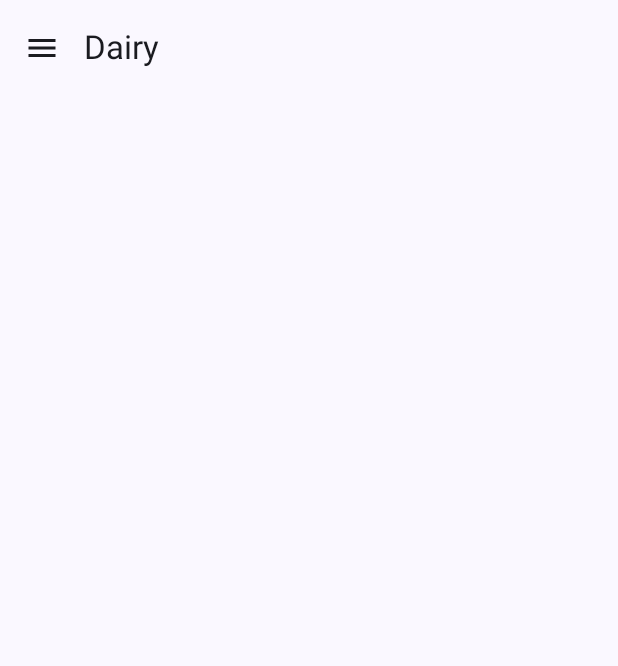
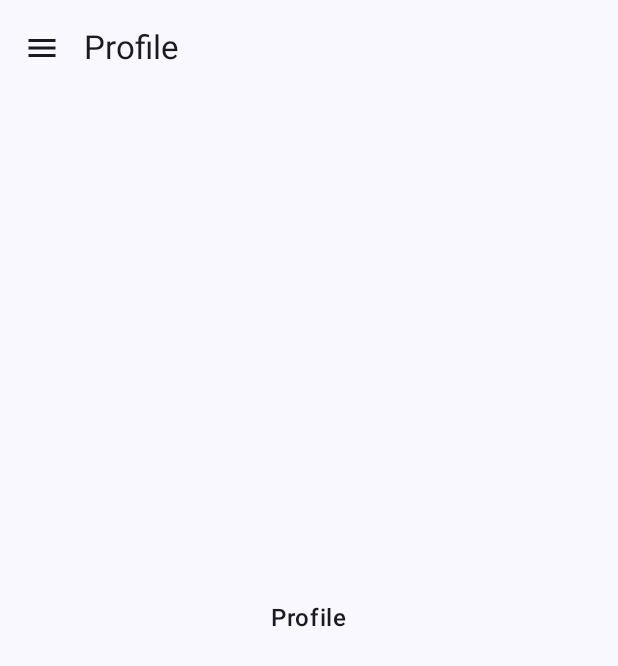
Before and after one commit to krishnan-cce/koin-roomdb, an Android app built with Jetpack Compose: the profile screen opened through its navigation route, on a phone screen of 412 x 824 dp. Before the commit the part shown is almost empty. Shown: the top 666 px of the screen. Run offline under Robolectric (Android 15) with nearby library versions, the phone set to English and light mode, and no system bars; our stand-ins replace Timber.

Commit message:
CustomDrawer bug fixes

```diff
--- a/app/src/main/java/com/udyata/lifelog/MainScreen.kt
+++ b/app/src/main/java/com/udyata/lifelog/MainScreen.kt
@@ -27,6 +27,7 @@ import androidx.compose.runtime.derivedStateOf
 import androidx.compose.runtime.getValue
 import androidx.compose.runtime.mutableStateOf
 import androidx.compose.runtime.remember
+import androidx.compose.runtime.rememberCoroutineScope
 import androidx.compose.runtime.setValue
 import androidx.compose.ui.Alignment
 import androidx.compose.ui.Modifier
@@ -36,6 +37,7 @@ import androidx.compose.ui.platform.LocalConfiguration
 import androidx.compose.ui.platform.LocalDensity
 import androidx.compose.ui.text.font.FontWeight
 import androidx.compose.ui.unit.dp
+import androidx.navigation.compose.currentBackStackEntryAsState
 import androidx.navigation.compose.rememberNavController
 import com.udyata.lifelog.core.composables.CustomDrawer
 import com.udyata.lifelog.core.navigation.DrawerNavGraph
@@ -49,6 +51,8 @@ import kotlin.math.roundToInt
 
 @Composable
 fun MainScreen() {
+    val navHostController = rememberNavController()
+    val scope = rememberCoroutineScope()
     var drawerState by remember { mutableStateOf(CustomDrawerState.Closed) }
     var selectedNavigationItem by remember { mutableStateOf(NavigationItem.Home) }
 
@@ -68,11 +72,17 @@ fun MainScreen() {
         label = "Animated Scale"
     )
 
+    val navBackStackEntry by navHostController.currentBackStackEntryAsState()
+    val currentRoute = navBackStackEntry?.destination?.route
+
+    LaunchedEffect(currentRoute) {
+        selectedNavigationItem = NavigationItem.values().find { it.route == currentRoute } ?: NavigationItem.Home
+    }
+
     BackHandler(enabled = drawerState.isOpened()) {
         drawerState = CustomDrawerState.Closed
     }
 
-    val navHostController = rememberNavController()
 
     Box(
         modifier = Modifier
@@ -86,17 +96,17 @@ fun MainScreen() {
         CustomDrawer(
             selectedNavigationItem = selectedNavigationItem,
             onNavigationItemClick = {
-                selectedNavigationItem = it
+                drawerState = CustomDrawerState.Closed
                 navHostController.navigate(it.route) {
                     popUpTo(navHostController.graph.startDestinationId)
                     launchSingleTop = true
                 }
-                drawerState = CustomDrawerState.Closed
             },
             onCloseClick = {
                 drawerState = CustomDrawerState.Closed
             }
         )
+
 
 
         DrawerNavGraph(
--- a/app/src/main/java/com/udyata/lifelog/core/navigation/DrawerNavGraph.kt
+++ b/app/src/main/java/com/udyata/lifelog/core/navigation/DrawerNavGraph.kt
@@ -54,26 +54,31 @@ fun DrawerNavGraph(
                 )
             }
             composable(NavigationItem.Profile.route) {
-                val viewModel: DiaryViewModel= koinViewModel()
-                Scaffold (
-                    topBar = {
-                        TopAppBar(
-                            title = { Text(text = "Dairy") },
-                            navigationIcon = {
-                                IconButton(onClick = { onDrawerClick(drawerState.opposite()) }) {
-                                    Icon(
-                                        imageVector = Icons.Default.Menu,
-                                        contentDescription = "Dairy Icon"
-                                    )
-                                }
-                            }
-                        )
-                    }
-                ){
-                    Column(modifier = Modifier.fillMaxSize().padding(it)) {
-                        DairyEntries(viewModel)
-                    }
-                }
+                MainContent(
+                    drawerState = drawerState,
+                    onDrawerClick = onDrawerClick,
+                    route = "Profile"
+                )
+//                val viewModel: DiaryViewModel= koinViewModel()
+//                Scaffold (
+//                    topBar = {
+//                        TopAppBar(
+//                            title = { Text(text = "Dairy") },
+//                            navigationIcon = {
+//                                IconButton(onClick = { onDrawerClick(drawerState.opposite()) }) {
+//                                    Icon(
+//                                        imageVector = Icons.Default.Menu,
+//                                        contentDescription = "Dairy Icon"
+//                                    )
+//                                }
+//                            }
+//                        )
+//                    }
+//                ){
+//                    Column(modifier = Modifier.fillMaxSize().padding(it)) {
+//                        DairyEntries(viewModel)
+//                    }
+//                }
             }
             composable(NavigationItem.Premium.route) {
                 MainContent(
```
